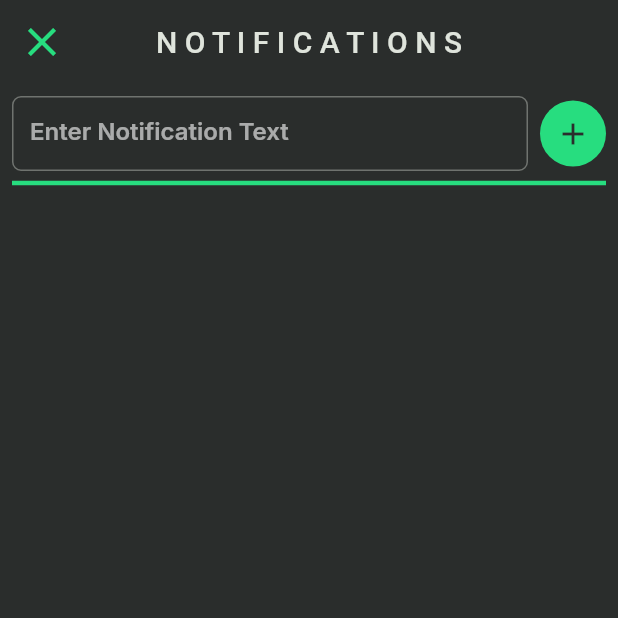
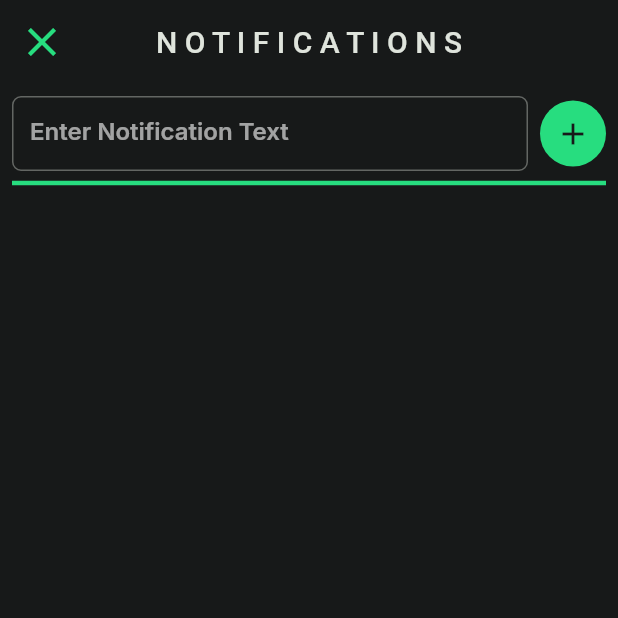
Before and after one commit to Vrindtime/PowerStone, a Flutter app: the screen it shows once a user with an empty profile is signed in, after a tap on the "notifications" icon, on a phone screen of 412 x 824 dp, the top half of it. Run offline on Flutter 3.47's test engine with Material 3 defaults, Android fonts, the phone set to English and light mode, and no system bars; our stand-ins replace chewie, cloud_firestore, dropdown_button2, firebase_auth, firebase_core, firebase_messaging and 8 more; accounts and stored records are empty.

Commit message:
theme changes
made it more darker and contrasty

```diff
--- a/lib/navigation_menu.dart
+++ b/lib/navigation_menu.dart
@@ -30,6 +30,7 @@ class _NavigationMenuState extends State<NavigationMenu> {
   Widget build(BuildContext context) {
     return Scaffold(
       bottomNavigationBar: NavigationBar(
+        backgroundColor: Theme.of(context).scaffoldBackgroundColor,
         height: 65,
         elevation: 0,
         onDestinationSelected: (value) {
--- a/lib/pages/Starter/welcome_page.dart
+++ b/lib/pages/Starter/welcome_page.dart
@@ -57,7 +57,7 @@ class _contactInstructor extends StatelessWidget {
             border: Border.all(color: Theme.of(context).primaryColor)),
         child: Center(
           child: Text(
-            "Contact Instructor",
+            "Contact Admin",
             style: Theme.of(context).textTheme.labelLarge,
           ),
         ),
--- a/lib/pages/function/feedback/feedback.dart
+++ b/lib/pages/function/feedback/feedback.dart
@@ -126,7 +126,9 @@ class _FeedbackPageState extends State<FeedbackPage> {
           ],
         ),
       ),
+      floatingActionButtonLocation: FloatingActionButtonLocation.centerDocked,
       floatingActionButton: FloatingActionButton(
+
         onPressed: () {
           createNewFeedBack();
         },
--- a/lib/services/theme.dart
+++ b/lib/services/theme.dart
@@ -4,18 +4,19 @@ import 'package:google_fonts/google_fonts.dart';
 ThemeData apptheme = ThemeData(
   useMaterial3: false,
   primaryColor: const Color.fromRGBO(39, 221, 127, 1),
-  splashColor: const Color.fromRGBO(217, 217, 217, .25),
+  splashColor: const Color.fromARGB(50, 148, 148, 148),
   colorScheme: ColorScheme.fromSeed(
     seedColor: const Color.fromRGBO(39, 221, 127, 1),
     brightness: Brightness.dark,
   ),
-  scaffoldBackgroundColor: const Color.fromRGBO(42, 45, 44, 1),
+  scaffoldBackgroundColor: const Color.fromARGB(255, 23, 25, 25),
+  // scaffoldBackgroundColor: const Color.fromRGBO(42, 45, 44, 1), old color
   textTheme: TextTheme(
     labelLarge: GoogleFonts.inter(
       fontSize: 26,
       fontWeight: FontWeight.bold,
       color: Colors.white,
-    ), //use .copyWith(attribute) to
+    ), //use ?.copyWith(attribute) to
     labelMedium: GoogleFonts.inter(
       fontSize: 16,
       fontWeight: FontWeight.w600,
```
